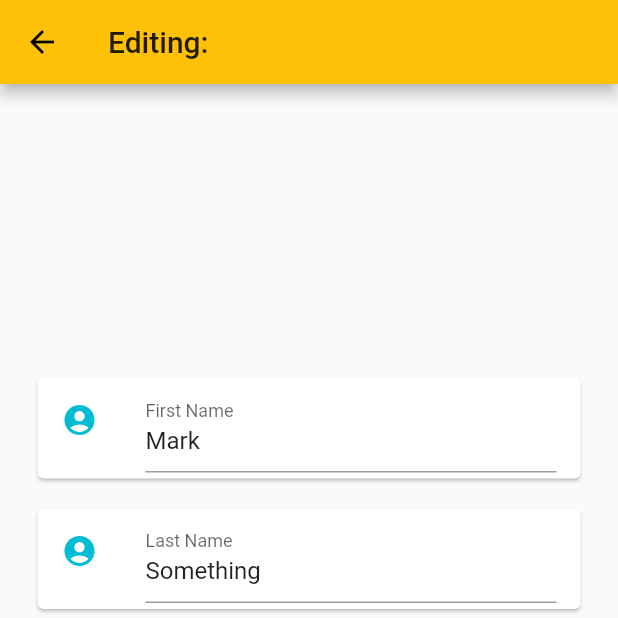
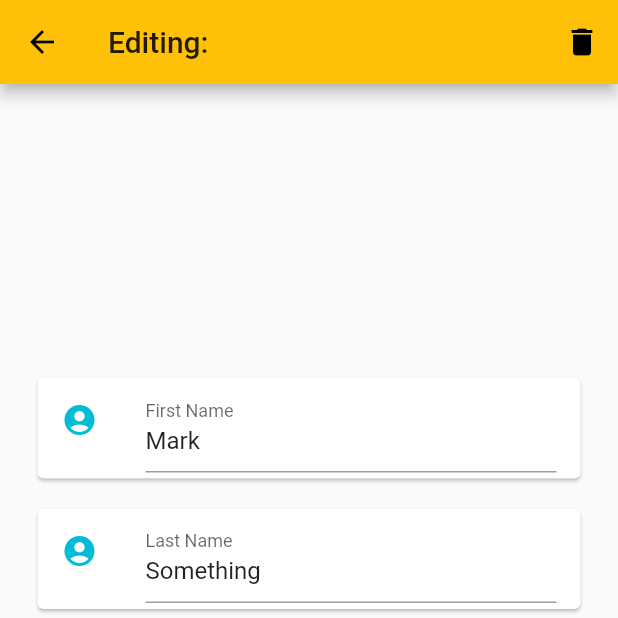
Before and after one commit to AlexVar196/FlutterContactList, a Flutter app: the screen it shows after launch, after a tap on the "edit" icon, on a phone screen of 412 x 824 dp, the top half of it. Run offline on Flutter 3.47's test engine with Material 2 defaults, Android fonts, the phone set to English and light mode, and no system bars; our stand-ins replace mvc_pattern.

Commit message:
added 'edit', 'add' and 'delete' buttons

```diff
--- a/lib/controller/contact_list_home_controller.dart
+++ b/lib/controller/contact_list_home_controller.dart
@@ -4,8 +4,9 @@ import 'dart:developer';
 import 'package:flutter/material.dart';
 import 'package:flutter/src/widgets/framework.dart';
 import 'package:flutter_app/model/contact_model.dart';
+import 'package:flutter_app/view/add_contact_page.dart';
 import 'package:flutter_app/view/contact_info_page.dart';
-import 'package:flutter_app/view/contact_list_edit_page.dart';
+import 'package:flutter_app/view/edit_contact_page.dart';
 import 'package:mvc_pattern/mvc_pattern.dart';
 import '../model/contact_list_model.dart';
 import '../model/contact_list_data_string.dart' as contactListData;
@@ -31,25 +32,15 @@ class ContactListHomeController extends ControllerMVC {
   void addContact() => ContactListModel().addContact();
 
   void onEditContactPressed(NavigatorState nav, ContactModel contact) {
-    String name = contact.getFullName();
-    log("ContactListHomeController: onEditContactPressed for $name");
-    nav.push(MaterialPageRoute(builder: (context) => ContactListEditPage(contact)));
+    nav.push(MaterialPageRoute(builder: (context) => EditContactPage(contact)));
   }
 
   void onViewContactPressed(NavigatorState nav, ContactModel contact) {
     nav.push(MaterialPageRoute(builder: (context) => ContactInfoPage(contact)));
-    log("ContactListHomeController: onViewContactPressed");
-/*
-    String name = contact.getFullName();
-    log("controller onViewContactPressed for $name");*/
-/*
-    Navigator.of(context).push(
-        MaterialPageRoute(builder: (context) => ContactInfoPage(contact)));
-    log("ContactListHomeController: onAddContactPressed");*/
   }
 
-  void onAddContactPressed() {
-    log("ContactListHomeController: onAddContactPressed");
+  void onAddContactPressed(NavigatorState nav) {
+       nav.push(MaterialPageRoute(builder: (context) => AddContactPage()));
   }
 
   List<ContactModel> parseContactsFromJson() {
--- a/lib/view/contact_list_edit_page.dart
+++ b/lib/view/add_contact_page.dart
@@ -6,23 +6,22 @@ import '../model/contact_model.dart';
 import '../controller/edit_page_controller.dart';
 import '../model/contact_list_data_string.dart' as contactListData;
 
-class ContactListEditPage extends StatefulWidget {
-  ContactListEditPage(this.contact, {Key? key}) : super(key: key);
+class AddContactPage extends StatefulWidget {
+  AddContactPage({Key? key}) : super(key: key);
 
-  final ContactModel contact;
-  final String title = "Contact List (Home)";
+  final String title = "Add New Contact";
 
   @override
-  _ContactListEditPage createState() => _ContactListEditPage();
+  _AddContactPage createState() => _AddContactPage();
 }
 
-class _ContactListEditPage extends State<ContactListEditPage> {
-  final EditPageController _con = EditPageController();
+class _AddContactPage extends State<AddContactPage> {
+  // final EditPageController _con = EditPageController();
 
   @override
   Widget build(BuildContext context) {
     return Scaffold(
-      appBar: AppBar(title: Text("Editing: ")),
+      appBar: AppBar(title: Text(widget.title)),
       body: Form(
         child: Column(mainAxisAlignment: MainAxisAlignment.center, children: [
           Card(
@@ -33,8 +32,8 @@ class _ContactListEditPage extends State<ContactListEditPage> {
                 color: Colors.cyan,
               ),
               title: TextFormField(
-                  decoration: InputDecoration(labelText: "First Name"),
-                  initialValue: widget.contact.getFirstName()),
+                decoration: InputDecoration(labelText: "First Name"),
+              ),
             ),
           ),
           Card(
@@ -45,8 +44,8 @@ class _ContactListEditPage extends State<ContactListEditPage> {
                 color: Colors.cyan,
               ),
               title: TextFormField(
-                  decoration: InputDecoration(labelText: "Last Name"),
-                  initialValue: widget.contact.getLastName()),
+                decoration: InputDecoration(labelText: "Last Name"),
+              ),
             ),
           ),
           Card(
@@ -58,7 +57,6 @@ class _ContactListEditPage extends State<ContactListEditPage> {
               ),
               title: TextFormField(
                 decoration: InputDecoration(labelText: "Phone Number"),
-                initialValue: widget.contact.getPhoneNumber(),
               ),
             ),
           ),
@@ -70,8 +68,8 @@ class _ContactListEditPage extends State<ContactListEditPage> {
                 color: Colors.cyan,
               ),
               title: TextFormField(
-                  decoration: InputDecoration(labelText: "Email"),
-                  initialValue: widget.contact.getEmail()),
+                decoration: InputDecoration(labelText: "Email"),
+              ),
             ),
           ),
           ElevatedButton(
@@ -81,7 +79,7 @@ class _ContactListEditPage extends State<ContactListEditPage> {
                   const SnackBar(content: Text('Contact Successfully Edited')),
                 );
               },
-              child: Text("Save Changes")),
+              child: Text("Add Contact")),
         ]),
       ),
     );
--- a/lib/view/contact_info_page.dart
+++ b/lib/view/contact_info_page.dart
@@ -1,6 +1,7 @@
 import 'dart:convert';
 import 'dart:core';
 import 'package:flutter/material.dart';
+import 'package:flutter_app/controller/contact_info_controller.dart';
 import 'dart:developer';
 import '../model/contact_model.dart';
 import '../controller/edit_page_controller.dart';
@@ -17,7 +18,7 @@ class ContactInfoPage extends StatefulWidget {
 }
 
 class _ContactListEditPage extends State<ContactInfoPage> {
-  final EditPageController _con = EditPageController();
+  final ContactInfoController _con = ContactInfoController();
 
   String getInitials(String name) => name.isNotEmpty
       ? name.trim().split(' ').map((l) => l[0]).take(3).join()
@@ -32,6 +33,7 @@ class _ContactListEditPage extends State<ContactInfoPage> {
           IconButton(
               icon: Icon(Icons.edit),
               onPressed: () {
+                _con.onEditPressed(Navigator.of(context), widget.contact);
                 log("Icons.edit for ${widget.contact.getFullName()}");
               })
         ],
--- a/lib/view/contact_list_home.dart
+++ b/lib/view/contact_list_home.dart
@@ -6,7 +6,7 @@ import 'dart:developer';
 import '../model/contact_model.dart';
 import '../controller/contact_list_home_controller.dart';
 import '../model/contact_list_data_string.dart' as contactListData;
-import 'contact_list_edit_page.dart';
+import 'edit_contact_page.dart';
 
 class ContactListHome extends StatefulWidget {
   ContactListHome({Key? key}) : super(key: key);
@@ -25,30 +25,20 @@ class _ContactListHomeState extends State<ContactListHome> {
     return Scaffold(
       appBar: AppBar(
         centerTitle: true,
-        // Here we take the value from the MyHomePage object that was created by
-        // the App.build method, and use it to set our appbar title.
         title: Text(widget.title),
       ),
       body: getContactListView(),
-
       floatingActionButton: FloatingActionButton(
-        onPressed: _con.onAddContactPressed,
+        onPressed: () {
+          _con.onAddContactPressed(Navigator.of(context));
+        },
         tooltip: 'Add Contact',
         child: Icon(Icons.add),
-      ), // This trailing comma makes auto-formatting nicer for build methods.
+      ),
     );
   }
 
-  List<ContactModel> parseContactsFromJson() {
-    var jsonData = jsonDecode(contactListData.data) as List;
-    List<ContactModel> contacts =
-        jsonData.map((x) => ContactModel.fromJson(x)).toList();
-    //print(contacts);
-    return contacts;
-  }
-
   Widget getContactListView() {
-    //  var _contactList = parseContactsFromJson();
     var _contactList = _con.parseContactsFromJson();
     return ListView.builder(
         itemCount: _contactList.length * 2,
@@ -69,8 +59,7 @@ class _ContactListHomeState extends State<ContactListHome> {
             size: 38,
           ),
           onPressed: () {
-            log("_viewContactInfo(contact)");
-            _viewContactInfo(contact);
+            _con.onViewContactPressed(Navigator.of(context), contact);
           },
         ),
       ),
@@ -84,19 +73,10 @@ class _ContactListHomeState extends State<ContactListHome> {
             size: 28,
           ),
           onPressed: () {
-            log("_editContactInfo.(contact)");
-            _editContactInfo(contact);
+            _con.onEditContactPressed(Navigator.of(context), contact);
           },
         ),
       ),
     );
   }
-
-  void _editContactInfo(ContactModel contact) {
-    _con.onEditContactPressed(Navigator.of(context), contact);
-  }
-
-  void _viewContactInfo(ContactModel contact) {
-    _con.onViewContactPressed(Navigator.of(context), contact);
-  }
 }
--- /dev/null
+++ b/lib/view/edit_contact_page.dart
@@ -0,0 +1,98 @@
+import 'dart:convert';
+import 'dart:core';
+import 'package:flutter/material.dart';
+import 'dart:developer';
+import '../model/contact_model.dart';
+import '../controller/edit_page_controller.dart';
+import '../model/contact_list_data_string.dart' as contactListData;
+
+class EditContactPage extends StatefulWidget {
+  EditContactPage(this.contact, {Key? key}) : super(key: key);
+
+  final ContactModel contact;
+  final String title = "Contact List (Home)";
+
+  @override
+  _ContactListEditPage createState() => _ContactListEditPage();
+}
+
+class _ContactListEditPage extends State<EditContactPage> {
+  final EditPageController _con = EditPageController();
+
+  @override
+  Widget build(BuildContext context) {
+    return Scaffold(
+      appBar: AppBar(
+        title: Text("Editing: "),
+        actions: <Widget>[
+          IconButton(
+              icon: Icon(Icons.delete),
+              onPressed: () {
+                log("Icons.delete for ${widget.contact.getFullName()}");
+              })
+        ],
+      ),
+      body: Form(
+        child: Column(mainAxisAlignment: MainAxisAlignment.center, children: [
+          Card(
+            margin: EdgeInsets.symmetric(vertical: 10.0, horizontal: 25.0),
+            child: ListTile(
+              leading: Icon(
+                Icons.account_circle,
+                color: Colors.cyan,
+              ),
+              title: TextFormField(
+                  decoration: InputDecoration(labelText: "First Name"),
+                  initialValue: widget.contact.getFirstName()),
+            ),
+          ),
+          Card(
+            margin: EdgeInsets.symmetric(vertical: 10.0, horizontal: 25.0),
+            child: ListTile(
+              leading: Icon(
+                Icons.account_circle,
+                color: Colors.cyan,
+              ),
+              title: TextFormField(
+                  decoration: InputDecoration(labelText: "Last Name"),
+                  initialValue: widget.contact.getLastName()),
+            ),
+          ),
+          Card(
+            margin: EdgeInsets.symmetric(vertical: 10.0, horizontal: 25.0),
+            child: ListTile(
+              leading: Icon(
+                Icons.phone,
+                color: Colors.cyan,
+              ),
+              title: TextFormField(
+                decoration: InputDecoration(labelText: "Phone Number"),
+                initialValue: widget.contact.getPhoneNumber(),
+              ),
+            ),
+          ),
+          Card(
+            margin: EdgeInsets.symmetric(vertical: 10.0, horizontal: 25.0),
+            child: ListTile(
+              leading: Icon(
+                Icons.email,
+                color: Colors.cyan,
+              ),
+              title: TextFormField(
+                  decoration: InputDecoration(labelText: "Email"),
+                  initialValue: widget.contact.getEmail()),
+            ),
+          ),
+          ElevatedButton(
+              onPressed: () {
+                setState(() {});
+                ScaffoldMessenger.of(context).showSnackBar(
+                  const SnackBar(content: Text('Contact Successfully Edited')),
+                );
+              },
+              child: Text("Save Changes")),
+        ]),
+      ),
+    );
+  }
+}
```
Also changed, not shown: lib/controller/contact_info_controller.dart (added, +29 -0 lines).
